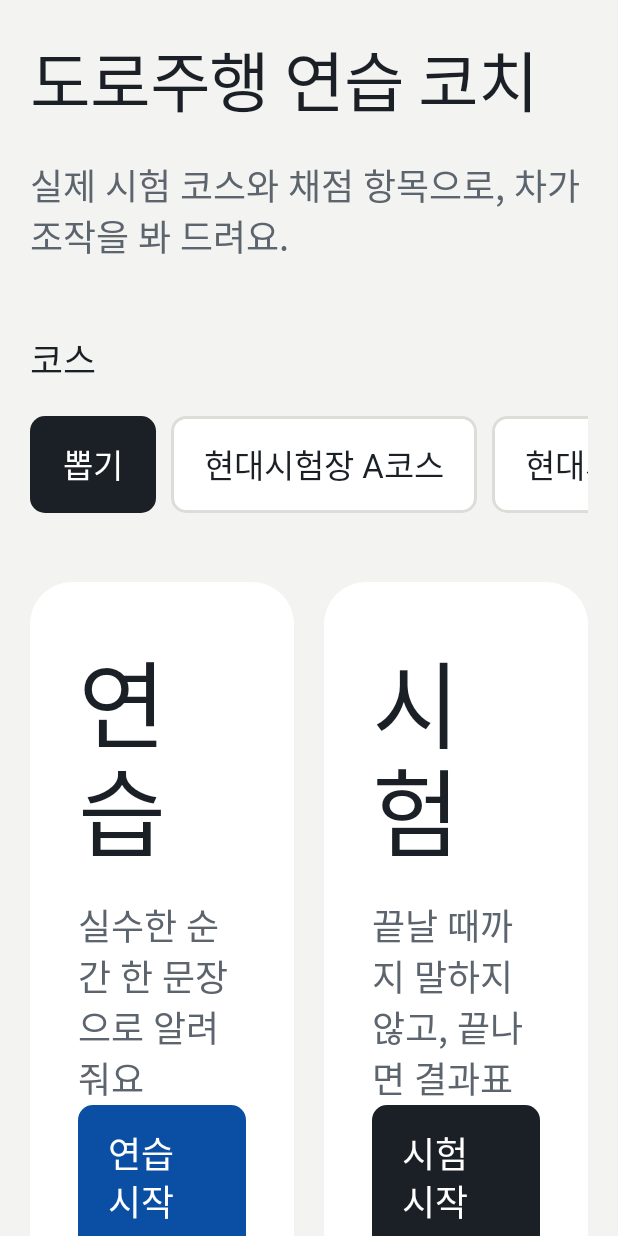
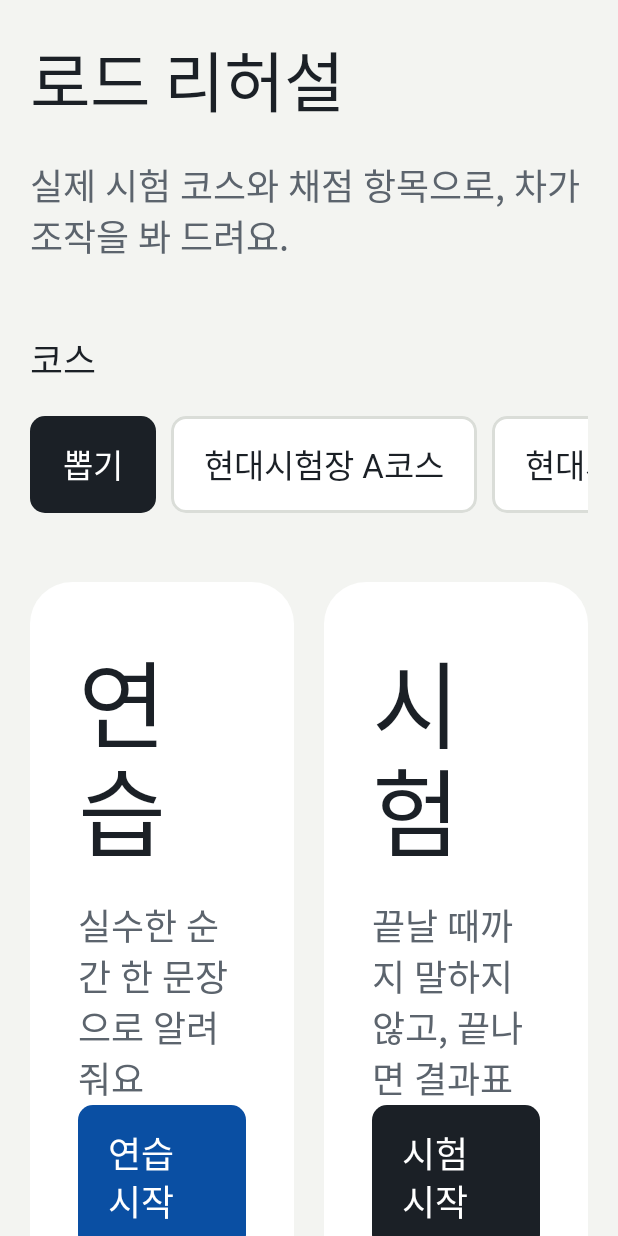
Before and after one commit to road-rehearsal/road-rehearsal, an Android app built with Jetpack Compose: the screen it shows after launch (MainActivity), on a phone screen of 412 x 824 dp. Run offline under Robolectric (Android 15) with nearby library versions, the phone set to English and light mode, and no system bars; Roboto replaces fonts that are not available here; 2 statements that could not run were skipped.

Commit message:
Rename the app to "로드 리허설" and say the speed unit in the school-zone notice
- App label and home title: "도로주행 연습 코치" -> "로드 리허설" (package id unchanged)
- School-zone notice now says "시속 30km 이하로 가요"
- README and DESIGN titles follow the new name
- Unit tests: 127 passed

Co-Authored-By: Claude Opus 5.5 <noreply@anthropic.com>

```diff
--- a/app/src/main/java/com/roadpractice/coach/CoachSession.kt
+++ b/app/src/main/java/com/roadpractice/coach/CoachSession.kt
@@ -135,7 +135,7 @@ class CoachSession(
     /** 지점 예고 문장. 제한속도·보호구역은 숫자를 함께 말합니다(11/8: 구간이 바뀔 때 무엇으로 바뀌는지 알게). */
     private fun aheadSentence(cp: Checkpoint): String = when (cp.type) {
         CheckpointType.SPEED -> cp.limitKmh?.let { "앞으로 제한속도 ${it.toInt()}이에요" } ?: cp.type.ahead
-        CheckpointType.SCHOOL -> "앞에 어린이보호구역이 있어요. ${(cp.limitKmh ?: 30f).toInt()} 이하로 가요"
+        CheckpointType.SCHOOL -> "앞에 어린이보호구역이 있어요. 시속 ${(cp.limitKmh ?: 30f).toInt()}km 이하로 가요"
         else -> cp.type.ahead
     }
 
--- a/app/src/main/java/com/roadpractice/coach/ui/Screens.kt
+++ b/app/src/main/java/com/roadpractice/coach/ui/Screens.kt
@@ -69,7 +69,7 @@ fun HomeScreen(ui: HomeUi, onCourse: (Int) -> Unit, onStart: (CoachMode) -> Unit
     }
     val start: @Composable (Modifier) -> Unit = { m ->
         Column(m, verticalArrangement = Arrangement.spacedBy(sp.m)) {
-            Text("도로주행 연습 코치", style = MaterialTheme.typography.headlineLarge, color = Road.Ink)
+            Text("로드 리허설", style = MaterialTheme.typography.headlineLarge, color = Road.Ink)
             Text(
                 "실제 시험 코스와 채점 항목으로, 차가 조작을 봐 드려요.",
                 style = MaterialTheme.typography.bodyLarge, color = Road.Graphite,
--- a/app/src/main/res/values/strings.xml
+++ b/app/src/main/res/values/strings.xml
@@ -1,4 +1,4 @@
 <?xml version="1.0" encoding="utf-8"?>
 <resources>
-    <string name="app_name">도로주행 연습 코치</string>
+    <string name="app_name">로드 리허설</string>
 </resources>
```
Also changed, not shown: 3 other files.
